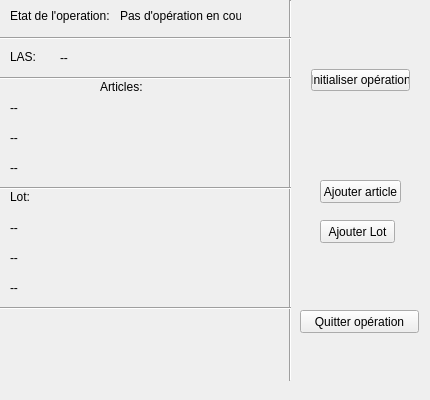
First picture: the form in f_principale.ui, repository expansia/PEAO, before the edit.
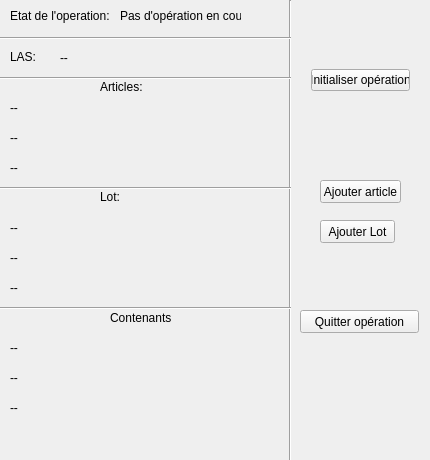
Second picture: the form after the edit.

Commit message: creation et affichage des contenants

What changed in the file:
```diff
--- a/f_principale.ui
+++ b/f_principale.ui
@@ -7,7 +7,7 @@
     <x>0</x>
     <y>0</y>
     <width>430</width>
-    <height>400</height>
+    <height>460</height>
    </rect>
   </property>
   <property name="windowTitle">
@@ -59,7 +59,7 @@
       <x>280</x>
       <y>0</y>
       <width>20</width>
-      <height>381</height>
+      <height>481</height>
      </rect>
     </property>
     <property name="orientation">
@@ -231,7 +231,7 @@
    <widget class="QLabel" name="label_4">
     <property name="geometry">
      <rect>
-      <x>10</x>
+      <x>100</x>
       <y>190</y>
       <width>46</width>
       <height>13</height>
@@ -293,6 +293,58 @@
      <string>--</string>
     </property>
    </widget>
+   <widget class="QLabel" name="label_5">
+    <property name="geometry">
+     <rect>
+      <x>110</x>
+      <y>310</y>
+      <width>61</width>
+      <height>16</height>
+     </rect>
+    </property>
+    <property name="text">
+     <string>Contenants:</string>
+    </property>
+   </widget>
+   <widget class="QLabel" name="lbContenant1">
+    <property name="geometry">
+     <rect>
+      <x>10</x>
+      <y>340</y>
+      <width>271</width>
+      <height>16</height>
+     </rect>
+    </property>
+    <property name="text">
+     <string>--</string>
+    </property>
+   </widget>
+   <widget class="QLabel" name="lbContenant2">
+    <property name="geometry">
+     <rect>
+      <x>10</x>
+      <y>370</y>
+      <width>271</width>
+      <height>16</height>
+     </rect>
+    </property>
+    <property name="text">
+     <string>--</string>
+    </property>
+   </widget>
+   <widget class="QLabel" name="lbContenant3">
+    <property name="geometry">
+     <rect>
+      <x>10</x>
+      <y>400</y>
+      <width>271</width>
+      <height>16</height>
+     </rect>
+    </property>
+    <property name="text">
+     <string>--</string>
+    </property>
+   </widget>
    <zorder>layoutWidget</zorder>
    <zorder>lbOperationEnCours</zorder>
    <zorder>infoLAS</zorder>
```
Left out of the diff: 4 changed lines with no effect on the pictures. The commit also changes 21 other files.
